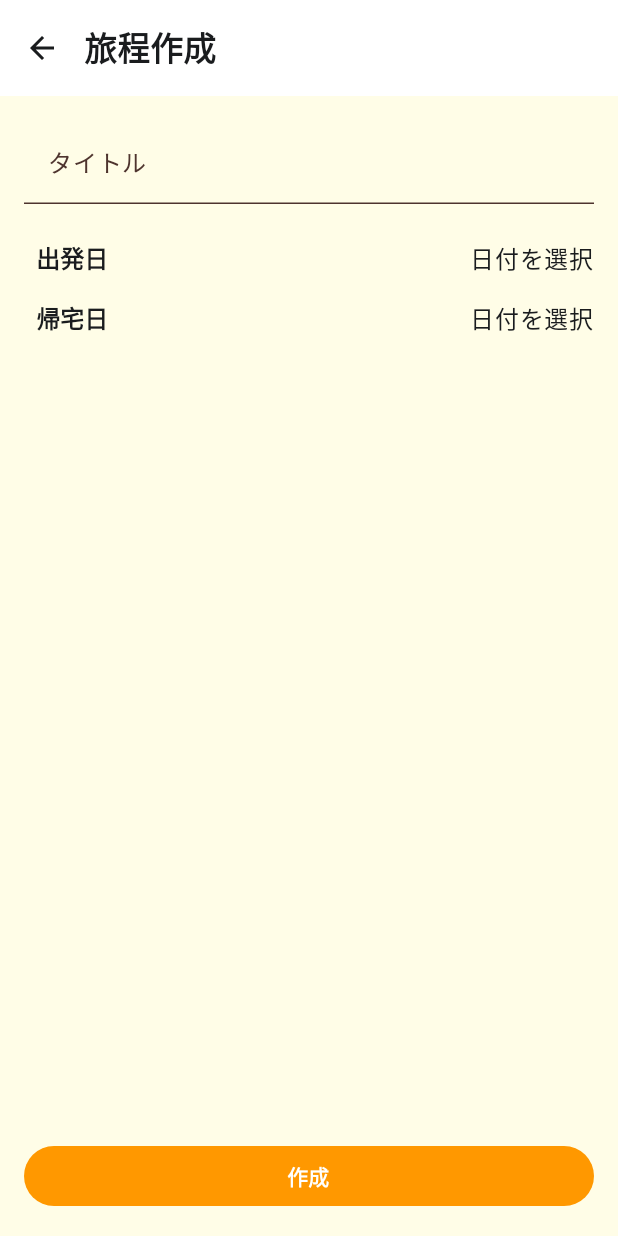
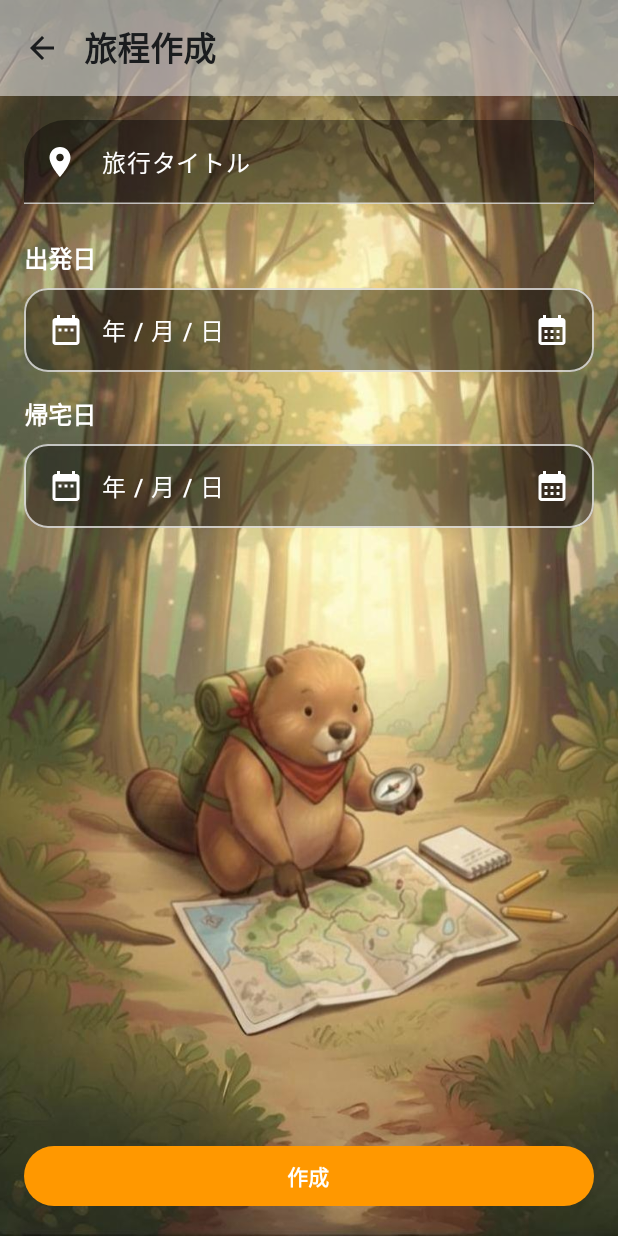
Before and after one commit to hata0/TravelApp, an Android app built with Jetpack Compose: the TripsNewScreen screen opened through its navigation route, on a phone screen of 412 x 824 dp. Run offline under Robolectric (Android 15) with nearby library versions, the phone set to English and light mode, and no system bars.

Commit message:
旅程日程作成画面の変更

```diff
--- a/app/src/main/java/com/hata/travelapp/internal/ui/android/trips_new/view/TripsNewScreen.kt
+++ b/app/src/main/java/com/hata/travelapp/internal/ui/android/trips_new/view/TripsNewScreen.kt
@@ -1,9 +1,16 @@
 package com.hata.travelapp.internal.ui.android.trips_new.view
 
+import androidx.compose.foundation.Image
+import androidx.compose.foundation.background
+import androidx.compose.foundation.border
 import androidx.compose.foundation.clickable
 import androidx.compose.foundation.layout.*
+import androidx.compose.foundation.shape.RoundedCornerShape
 import androidx.compose.material.icons.Icons
 import androidx.compose.material.icons.automirrored.filled.ArrowBack
+import androidx.compose.material.icons.filled.CalendarMonth
+import androidx.compose.material.icons.filled.DateRange
+import androidx.compose.material.icons.filled.Place
 import androidx.compose.material3.Button
 import androidx.compose.material3.DatePicker
 import androidx.compose.material3.DatePickerDialog
@@ -17,6 +24,7 @@ import androidx.compose.material3.TextButton
 import androidx.compose.material3.TextField
 import androidx.compose.material3.TextFieldDefaults
 import androidx.compose.material3.TopAppBar
+import androidx.compose.material3.TopAppBarDefaults
 import androidx.compose.material3.rememberDatePickerState
 import androidx.compose.runtime.Composable
 import androidx.compose.runtime.getValue
@@ -25,9 +33,13 @@ import androidx.compose.runtime.remember
 import androidx.compose.runtime.setValue
 import androidx.compose.ui.Alignment
 import androidx.compose.ui.Modifier
+import androidx.compose.ui.draw.clip
 import androidx.compose.ui.graphics.Color
+import androidx.compose.ui.layout.ContentScale
+import androidx.compose.ui.res.painterResource
 import androidx.compose.ui.tooling.preview.Preview
 import androidx.compose.ui.unit.dp
+import com.hata.travelapp.R
 import java.time.Instant
 import java.time.ZoneId
 import java.time.format.DateTimeFormatter
@@ -67,7 +79,8 @@ fun TripsNewScreen(
                     }
                 ) { Text("OK") }
             },
-            dismissButton = { TextButton(onClick = { showStartDatePicker = false }) { Text("キャンセル") } }
+            dismissButton = { TextButton(onClick = { showStartDatePicker = false }) { Text("キャンセル") } },
+            shape = RoundedCornerShape(35.dp) // ダイアログの角を丸くする
         ) { DatePicker(state = datePickerState) }
     }
 
@@ -84,11 +97,22 @@ fun TripsNewScreen(
                     }
                 ) { Text("OK") }
             },
-            dismissButton = { TextButton(onClick = { showEndDatePicker = false }) { Text("キャンセル") } }
+            dismissButton = { TextButton(onClick = { showEndDatePicker = false }) { Text("キャンセル") } },
+            shape = RoundedCornerShape(35.dp) // ダイアログの角を丸くする
         ) { DatePicker(state = datePickerState) }
     }
 
+    Box(modifier = Modifier.fillMaxSize()) {
+        // 背景画像
+        Image(
+            painter = painterResource(id = R.drawable.biba_map),
+            contentDescription = null,
+            modifier = Modifier.fillMaxSize(),
+            contentScale = ContentScale.Crop
+        )
+
         Scaffold(
+            containerColor = Color.Transparent,
             topBar = {
                 TopAppBar(
                     title = { Text("旅程作成") }, // TODO: 編集モードの場合はタイトルを変更
@@ -96,7 +120,10 @@ fun TripsNewScreen(
                         IconButton(onClick = onNavigateBack) {
                             Icon(Icons.AutoMirrored.Filled.ArrowBack, contentDescription = "戻る")
                         }
-                }
+                    },
+                    colors = TopAppBarDefaults.topAppBarColors(
+                        containerColor = Color.White.copy(alpha = 0.5f) // 半透明の白
+                    )
                 )
             }
         ) { innerPadding ->
@@ -109,13 +136,24 @@ fun TripsNewScreen(
                 TextField(
                     value = projectName,
                     onValueChange = { projectName = it },
-                label = { Text("タイトル") },
+                    label = { Text("旅行タイトル") },
+                    leadingIcon = {
+                         Icon(Icons.Default.Place, contentDescription = null, tint = Color.White)
+                    },
                     modifier = Modifier.fillMaxWidth(),
                     singleLine = true,
                     colors = TextFieldDefaults.colors(
-                    unfocusedContainerColor = Color.Transparent,
-                    focusedContainerColor = Color.Transparent,
-                )
+                        unfocusedContainerColor = Color.Black.copy(alpha = 0.4f), // 半透明の黒
+                        focusedContainerColor = Color.Black.copy(alpha = 0.4f),
+                        focusedTextColor = Color.White,
+                        unfocusedTextColor = Color.White,
+                        focusedLabelColor = Color.White,
+                        unfocusedLabelColor = Color.White,
+                        cursorColor = Color.White,
+                        focusedIndicatorColor = MaterialTheme.colorScheme.primary, // フォーカス時はオレンジ
+                        unfocusedIndicatorColor = Color.White.copy(alpha = 0.7f) // 非フォーカス時は白っぽく
+                    ),
+                    // shape指定はデフォルトのまま
                 )
 
                 Spacer(modifier = Modifier.height(24.dp))
@@ -149,6 +187,7 @@ fun TripsNewScreen(
             }
         }
     }
+}
 
 @Composable
 private fun DateRow(
@@ -157,24 +196,51 @@ private fun DateRow(
     dateFormatter: DateTimeFormatter,
     onClick: () -> Unit,
 ) {
+    Column(modifier = Modifier.fillMaxWidth()) {
+        // ラベルを上に配置
+        Text(
+            text = label,
+            style = MaterialTheme.typography.titleMedium,
+            color = Color.White,
+            modifier = Modifier.padding(bottom = 8.dp)
+        )
+
+        // 角丸枠線の入力フィールド風デザイン
         Row(
             modifier = Modifier
                 .fillMaxWidth()
-            .clickable { onClick() },
-        verticalAlignment = Alignment.CenterVertically,
-    ) {
-
-        Row(
-            modifier = Modifier.fillMaxWidth().padding(start = 8.dp),
-            horizontalArrangement = Arrangement.SpaceBetween,
+                .height(56.dp) // 標準的なTextFieldの高さ
+                .background(Color.Black.copy(alpha = 0.4f), shape = MaterialTheme.shapes.medium) // 半透明の黒背景
+                .border(1.dp, Color.White.copy(alpha = 0.7f), shape = MaterialTheme.shapes.medium) // 白い枠線
+                .clip(MaterialTheme.shapes.medium)
+                .clickable { onClick() }
+                .padding(horizontal = 16.dp),
             verticalAlignment = Alignment.CenterVertically
         ) {
-            Text(label, style = MaterialTheme.typography.titleMedium)
+            // 左アイコン（DateRange）
+            Icon(
+                imageVector = Icons.Default.DateRange,
+                contentDescription = null,
+                tint = Color.White
+            )
+
+            Spacer(modifier = Modifier.width(12.dp))
+
+            // 日付テキスト
             Text(
                 text = selectedDate?.let {
                     Instant.ofEpochMilli(it).atZone(ZoneId.systemDefault()).toLocalDate().format(dateFormatter)
-                } ?: "日付を選択",
-                style = MaterialTheme.typography.bodyLarge
+                } ?: "年 / 月 / 日",
+                style = MaterialTheme.typography.bodyLarge,
+                color = Color.White,
+                modifier = Modifier.weight(1f)
+            )
+
+            // 右アイコン（CalendarMonth）
+            Icon(
+                imageVector = Icons.Default.CalendarMonth,
+                contentDescription = null,
+                tint = Color.White
             )
         }
     }
--- a/app/src/main/java/com/hata/travelapp/ui/theme/Shape.kt
+++ b/app/src/main/java/com/hata/travelapp/ui/theme/Shape.kt
@@ -13,7 +13,7 @@ val Shapes = Shapes(
     // Buttonなど: シンプルなカプセル型
     small = RoundedCornerShape(50),
 
-    // Cardなど: 普通の角が丸い長方形に戻す
+    // Cardなど: 普通の角が丸い長方形
     medium = RoundedCornerShape(16.dp),
 
     // FAB(作成ボタン、切り替えボタン)など: 葉っぱ型
--- /dev/null
+++ b/app/src/main/res/drawable/baseline_event_24.xml
@@ -0,0 +1,5 @@
+<vector xmlns:android="http://schemas.android.com/apk/res/android" android:height="24dp" android:tint="#AFB2BD" android:viewportHeight="24" android:viewportWidth="24" android:width="24dp">
+
+    <path android:fillColor="@android:color/white" android:pathData="M17,12h-5v5h5v-5zM16,1v2L8,3L8,1L6,1v2L5,3c-1.11,0 -1.99,0.9 -1.99,2L3,19c0,1.1 0.89,2 2,2h14c1.1,0 2,-0.9 2,-2L21,5c0,-1.1 -0.9,-2 -2,-2h-1L18,1h-2zM19,19L5,19L5,8h14v11z"/>
+
+</vector>
```
Also changed, not shown: app/src/main/res/drawable/biba_map.jpg (added). Lines whose indentation alone changed are shown as unchanged.
